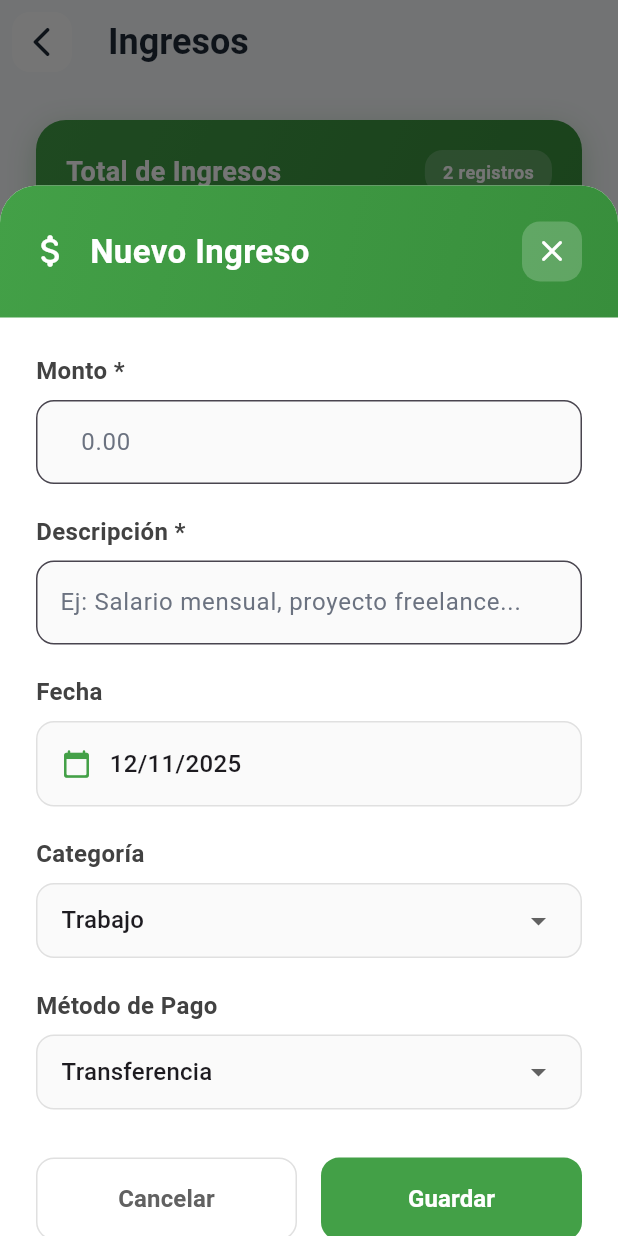
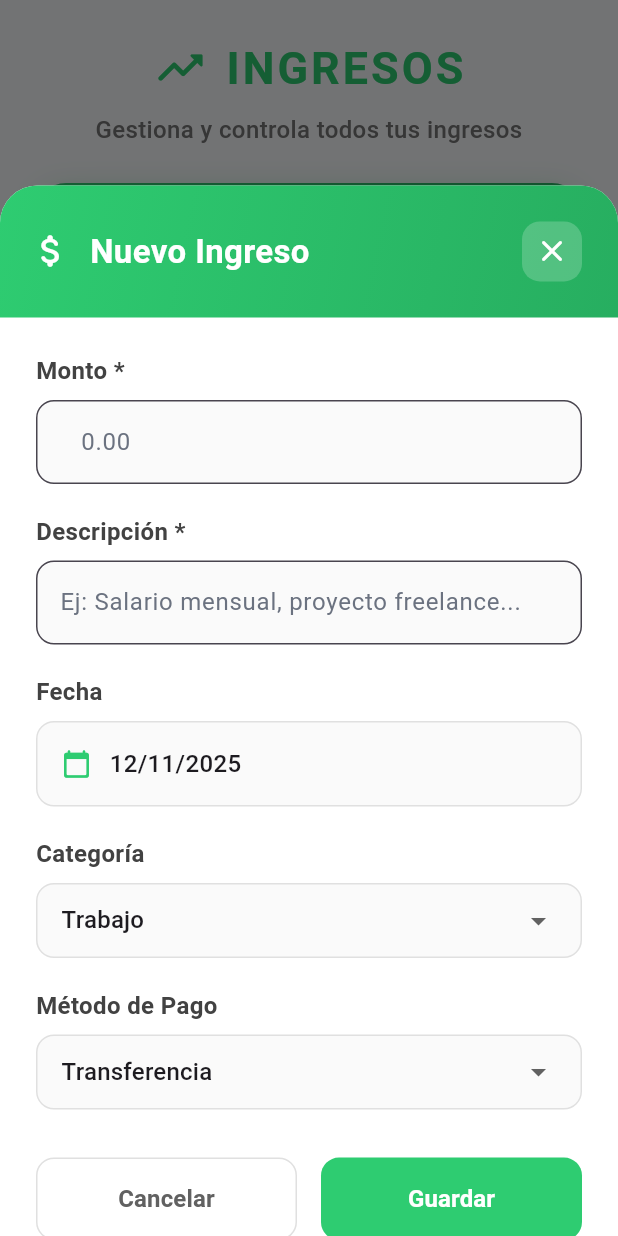
Before and after one commit to DaniielJr10/Wallet-Flow-app-movil, a Flutter app: the PantallaIngresos screen opened directly, after a tap on "Nuevo Ingreso", on a phone screen of 412 x 824 dp. Run offline on Flutter 3.47's test engine with Material 3 defaults, Android fonts, the phone set to English and light mode, and no system bars; our stand-ins replace cloud_firestore, firebase_auth, firebase_core, firebase_storage, image_picker, shared_preferences and 1 more; accounts and stored records are empty; Roboto replaces fonts that are missing (SF Pro Text).

Commit message:
se actualiza la paleta de colores en la pantalla de ingresos y se añade un encabezado centrado con icono y texto descriptivo

```diff
--- a/lib/pantallas/ingresos.dart
+++ b/lib/pantallas/ingresos.dart
@@ -131,8 +131,8 @@ class _PantallaIngresosState extends State<PantallaIngresos>
                 begin: Alignment.topLeft,
                 end: Alignment.bottomRight,
                 colors: [
-                  Colors.green.shade600,
-                  Colors.green.shade700,
+                  Color(0xFF2ecc71),
+                  Color(0xFF27ae60),
                 ],
               ),
               borderRadius: const BorderRadius.only(
@@ -242,7 +242,7 @@ class _PantallaIngresosState extends State<PantallaIngresos>
             ),
             focusedBorder: OutlineInputBorder(
               borderRadius: BorderRadius.circular(12),
-              borderSide: BorderSide(color: Colors.green.shade600, width: 2),
+              borderSide: BorderSide(color: Color(0xFF2ecc71), width: 2),
             ),
             filled: true,
             fillColor: Colors.grey.shade50,
@@ -282,7 +282,7 @@ class _PantallaIngresosState extends State<PantallaIngresos>
             ),
             focusedBorder: OutlineInputBorder(
               borderRadius: BorderRadius.circular(12),
-              borderSide: BorderSide(color: Colors.green.shade600, width: 2),
+              borderSide: BorderSide(color: Color(0xFF2ecc71), width: 2),
             ),
             filled: true,
             fillColor: Colors.grey.shade50,
@@ -319,7 +319,7 @@ class _PantallaIngresosState extends State<PantallaIngresos>
               children: [
                 Icon(
                   Icons.calendar_today_rounded,
-                  color: Colors.green.shade600,
+                  color: Color(0xFF2ecc71),
                   size: 20,
                 ),
                 const SizedBox(width: 12),
@@ -470,7 +470,7 @@ class _PantallaIngresosState extends State<PantallaIngresos>
           child: ElevatedButton(
             onPressed: _guardarIngreso,
             style: ElevatedButton.styleFrom(
-              backgroundColor: Colors.green.shade600,
+              backgroundColor: Color(0xFF2ecc71),
               foregroundColor: Colors.white,
               padding: const EdgeInsets.symmetric(vertical: 16),
               shape: RoundedRectangleBorder(
@@ -577,7 +577,7 @@ class _PantallaIngresosState extends State<PantallaIngresos>
               style: TextStyle(
                 fontSize: 18,
                 fontWeight: FontWeight.w700,
-                color: Colors.green.shade600,
+                color: Color(0xFF2ecc71),
               ),
             ),
             IconButton(
@@ -664,14 +664,14 @@ class _PantallaIngresosState extends State<PantallaIngresos>
           begin: Alignment.topLeft,
           end: Alignment.bottomRight,
           colors: [
-            Colors.green.shade600,
-            Colors.green.shade700,
+            Color(0xFF2ecc71),
+            Color(0xFF27ae60),
           ],
         ),
         borderRadius: BorderRadius.circular(20),
         boxShadow: [
           BoxShadow(
-            color: Colors.green.shade600.withOpacity(0.3),
+            color: Color(0xFF2ecc71).withOpacity(0.3),
             blurRadius: 15,
             offset: const Offset(0, 5),
           ),
@@ -862,27 +862,9 @@ class _PantallaIngresosState extends State<PantallaIngresos>
       appBar: AppBar(
         backgroundColor: Colors.transparent,
         elevation: 0,
-        title: const Text(
-          'Ingresos',
-          style: TextStyle(
-            fontSize: 24,
-            fontWeight: FontWeight.w700,
-            color: Color(0xFF1F2937),
-          ),
-        ),
-        leading: IconButton(
-          onPressed: () => Navigator.pop(context),
-          icon: const Icon(
-            Icons.arrow_back_ios_rounded,
-            color: Color(0xFF1F2937),
-          ),
-          style: IconButton.styleFrom(
-            backgroundColor: Colors.white,
-            shape: RoundedRectangleBorder(
-              borderRadius: BorderRadius.circular(12),
-            ),
-          ),
-        ),
+        automaticallyImplyLeading: false,
+        title: null,
+        toolbarHeight: 0, // Oculta la barra superior
       ),
       body: FadeTransition(
         opacity: _fadeAnimation,
@@ -891,6 +873,44 @@ class _PantallaIngresosState extends State<PantallaIngresos>
           child: Column(
             crossAxisAlignment: CrossAxisAlignment.start,
             children: [
+              // Header bonito y centrado
+              Column(
+                mainAxisSize: MainAxisSize.min,
+                crossAxisAlignment: CrossAxisAlignment.center,
+                children: [
+                  Row(
+                    mainAxisAlignment: MainAxisAlignment.center,
+                    children: [
+                      Icon(
+                        Icons.trending_up_rounded,
+                        color: Color(0xFF2ecc71),
+                        size: 36,
+                      ),
+                      const SizedBox(width: 12),
+                      Text(
+                        'INGRESOS',
+                        style: TextStyle(
+                          fontSize: 30,
+                          fontWeight: FontWeight.bold,
+                          color: Color(0xFF2ecc71), // #2ecc71
+                          letterSpacing: 2,
+                        ),
+                      ),
+                    ],
+                  ),
+                  const SizedBox(height: 8),
+                  Text(
+                    'Gestiona y controla todos tus ingresos',
+                    textAlign: TextAlign.center,
+                    style: TextStyle(
+                      fontSize: 16,
+                      color: Colors.grey.shade600,
+                      fontWeight: FontWeight.w500,
+                    ),
+                  ),
+                  const SizedBox(height: 24),
+                ],
+              ),
               _buildResumenIngresos(),
               const SizedBox(height: 24),
               // Campo de búsqueda
@@ -929,7 +949,7 @@ class _PantallaIngresosState extends State<PantallaIngresos>
                     icon: const Icon(Icons.add_rounded),
                     label: const Text('Nuevo Ingreso'),
                     style: ElevatedButton.styleFrom(
-                      backgroundColor: Colors.green.shade600,
+                      backgroundColor: Color(0xFF2ecc71),
                       foregroundColor: Colors.white,
                       shape: RoundedRectangleBorder(
                         borderRadius: BorderRadius.circular(12),
```
